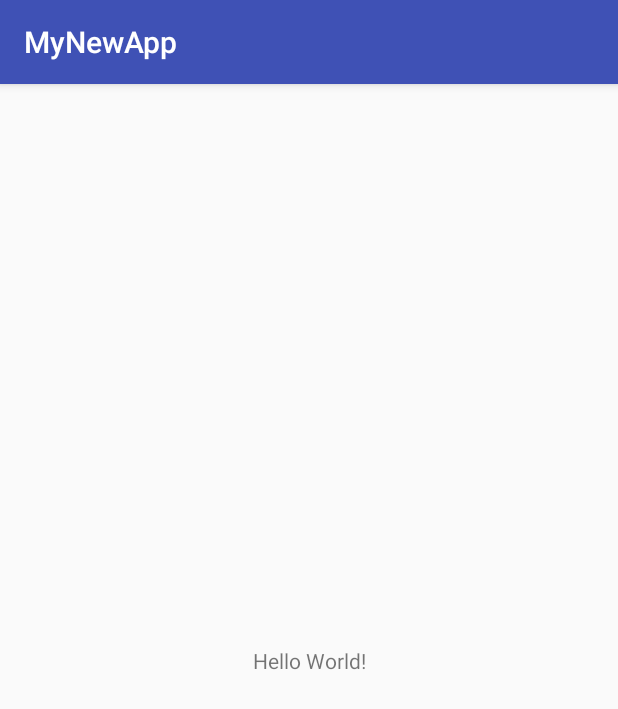
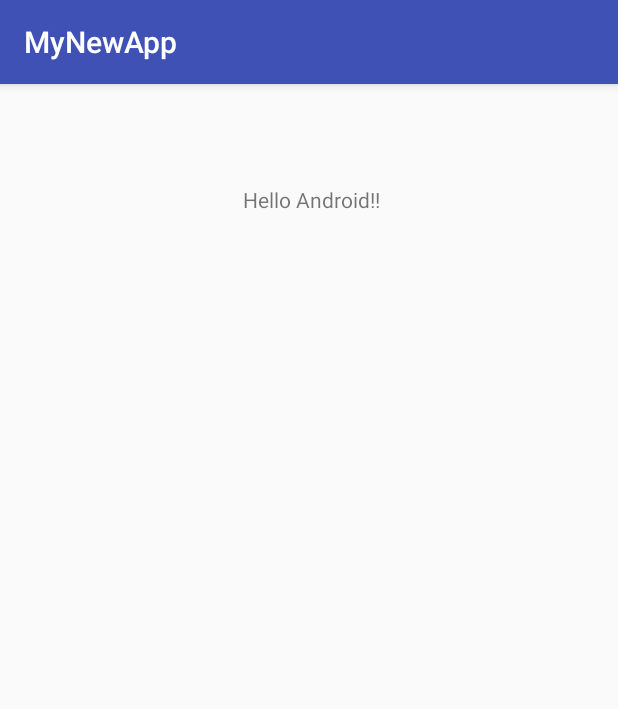
Before and after one commit to MumAroi/android-test, an Android app: the screen it shows after launch (MainActivity), on a phone screen of 412 x 824 dp. Shown: the top 709 px of the screen. Run offline under Robolectric (Android 15) with nearby library versions, the phone set to English and light mode, and no system bars.

Commit message:
hello android

```diff
--- a/MyNewApp/app/src/main/res/layout/activity_main.xml
+++ b/MyNewApp/app/src/main/res/layout/activity_main.xml
@@ -9,10 +9,13 @@
     <TextView
         android:layout_width="wrap_content"
         android:layout_height="wrap_content"
-        android:text="Hello World!"
+        android:text="Hello Android!!"
         app:layout_constraintBottom_toBottomOf="parent"
+        app:layout_constraintHorizontal_bias="0.505"
         app:layout_constraintLeft_toLeftOf="parent"
         app:layout_constraintRight_toRightOf="parent"
-        app:layout_constraintTop_toTopOf="parent" />
+        app:layout_constraintTop_toTopOf="parent"
+        app:layout_constraintVertical_bias="0.09"
+        tools:layout_editor_absoluteY="40dp" />
 
 </android.support.constraint.ConstraintLayout>
```
